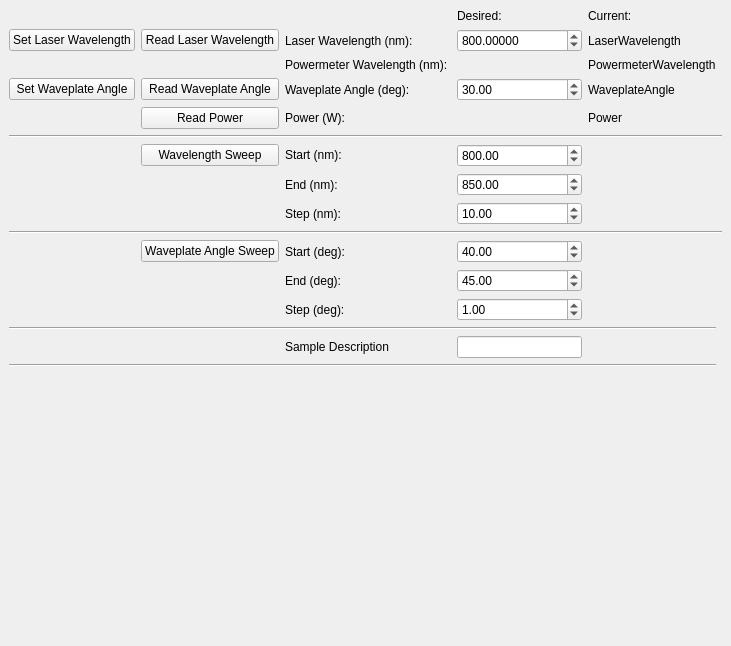
The window that Python/Wavelength and power interface/power_wavelength_gui_design.ui (nanophotonics/optofluidics) describes before a commit, drawn with Qt 5.
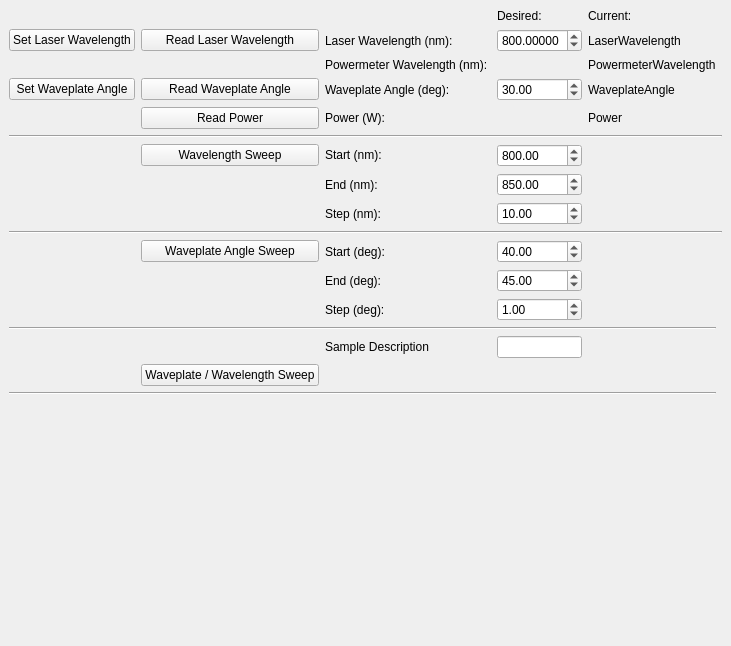
The same window after the commit.

Commit message: Implemented scan in both wavelength and waveplate simultaneously

Diff of the .ui file:
```diff
--- a/Python/Wavelength and power interface/power_wavelength_gui_design.ui
+++ b/Python/Wavelength and power interface/power_wavelength_gui_design.ui
@@ -403,13 +403,20 @@
         </property>
        </widget>
       </item>
-      <item row="15" column="0" colspan="5">
+      <item row="16" column="0" colspan="5">
        <widget class="Line" name="line_4">
         <property name="orientation">
          <enum>Qt::Horizontal</enum>
         </property>
        </widget>
       </item>
+      <item row="15" column="1">
+       <widget class="QPushButton" name="WaveplateWavelengthSweepPushButton">
+        <property name="text">
+         <string>Waveplate / Wavelength Sweep</string>
+        </property>
+       </widget>
+      </item>
      </layout>
     </item>
     <item>
```
The commit also changes 2 other files.
